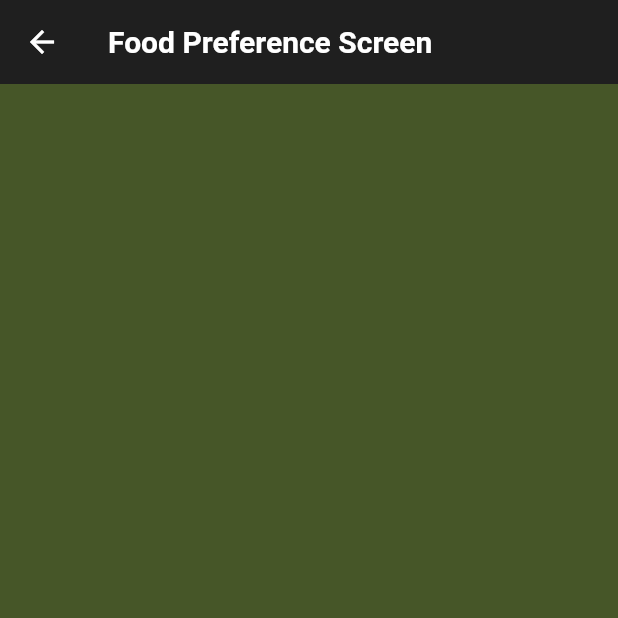
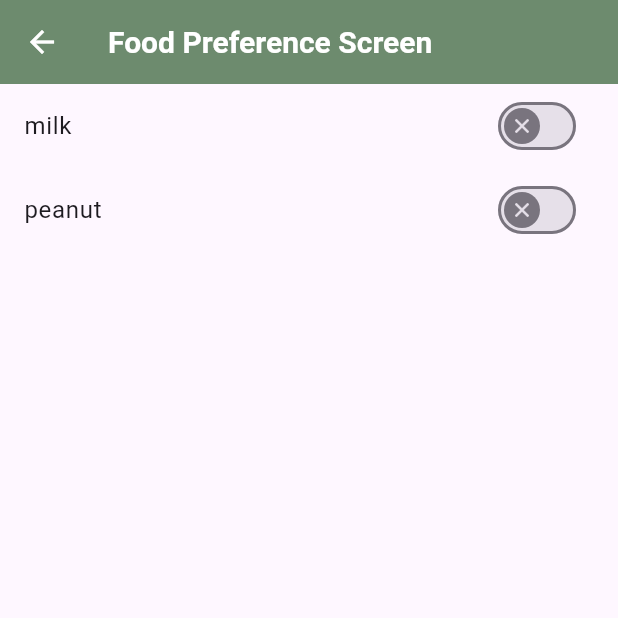
Before and after one commit to bismus-le-sha/ingredients_scanner, a Flutter app: the screen it shows after launch, after a tap on "Food Preference", on a phone screen of 412 x 824 dp, the top half of it. Run offline on Flutter 3.47's test engine with Material 3 defaults, Android fonts, the light colour scheme and no system bars; our stand-ins replace auto_route, bloc, curved_navigation_bar, equatable, get_it, talker_flutter; missing offline and left inert: talker_bloc_logger; statements that could not run were skipped.

Commit message:
add images and switcher

```diff
--- a/lib/ingredients_scanner_app.dart
+++ b/lib/ingredients_scanner_app.dart
@@ -18,7 +18,7 @@ class _IngredientsSannerAppState extends State<IngredientsSannerApp> {
   Widget build(BuildContext context) {
     return MaterialApp.router(
       title: 'Ingredients Scanner',
-      theme: darkTheme,
+      theme: mainTheme,
       routerConfig: _appRouter.config(
         navigatorObservers: () => [
           TalkerRouteObserver(GetIt.I<Talker>()),
--- a/lib/pages/bottom_nav_page.dart
+++ b/lib/pages/bottom_nav_page.dart
@@ -14,21 +14,25 @@ class BottomNavPage extends StatefulWidget {
 class _BottomNavPageState extends State<BottomNavPage> {
   final items = const [
     Icon(
-      Icons.person,
+      Icons.menu,
       size: 30,
+      color: Colors.white,
     ),
     Icon(
       Icons.home,
       size: 30,
+      color: Colors.white,
     ),
     Icon(
       Icons.qr_code_scanner,
       size: 30,
+      color: Colors.white,
     ),
   ];
 
   @override
   Widget build(BuildContext context) {
+    final theme = Theme.of(context);
     return AutoTabsRouter.pageView(
       routes: const [
         UserMenuRoute(),
@@ -38,16 +42,14 @@ class _BottomNavPageState extends State<BottomNavPage> {
       builder: (context, child, _) {
         final tabsRouter = AutoTabsRouter.of(context);
         return Scaffold(
-          appBar: AppBar(
-              title: Text(context.topRoute.name),
-              leading: const AutoLeadingButton()),
           body: child,
           bottomNavigationBar: CurvedNavigationBar(
             index: tabsRouter.activeIndex,
             onTap: tabsRouter.setActiveIndex,
             items: items,
             height: 70,
-            backgroundColor: Colors.transparent,
+            backgroundColor: Colors.white,
+            color: const Color(0xFF6D8B6E),
             animationDuration: const Duration(milliseconds: 300),
           ),
         );
--- a/lib/pages/food_preference_screen/bloc/food_preference_screen_bloc.dart
+++ b/lib/pages/food_preference_screen/bloc/food_preference_screen_bloc.dart
@@ -1,4 +1,3 @@
-import 'dart:async';
 
 import 'package:bloc/bloc.dart';
 import 'package:equatable/equatable.dart';
--- a/lib/pages/food_preference_screen/view/food_preference_screen.dart
+++ b/lib/pages/food_preference_screen/view/food_preference_screen.dart
@@ -2,6 +2,7 @@ import 'package:auto_route/annotations.dart';
 import 'package:auto_route/auto_route.dart';
 import 'package:flutter/material.dart';
 import 'package:ingredients_scanner/pages/food_preference_screen/bloc/food_preference_screen_bloc.dart';
+import 'package:ingredients_scanner/widgets/lable_switcher.dart';
 
 @RoutePage()
 class FoodPreferenceScreen extends StatefulWidget {
@@ -25,6 +26,16 @@ class _FoodPreferenceScreenState extends State<FoodPreferenceScreen> {
       appBar: AppBar(
         title: const Text('Food Preference Screen'),
       ),
+      body: ListView(
+        children: const [
+          LableSwitcher(
+            lable: 'milk',
+          ),
+          LableSwitcher(
+            lable: 'peanut',
+          ),
+        ],
+      ),
     );
   }
 }
--- a/lib/pages/user_menu_screen/view/user_menu_screen.dart
+++ b/lib/pages/user_menu_screen/view/user_menu_screen.dart
@@ -69,15 +69,24 @@ class _UserMenuScreenState extends State<UserMenuScreen> {
     final theme = Theme.of(context);
     // final UserParams userParams = context.watch<UserParams>();
     return Scaffold(
-      body: Center(
+      body: SafeArea(
         child: Column(
-          mainAxisAlignment: MainAxisAlignment.center,
+          mainAxisAlignment: MainAxisAlignment.start,
           children: [
+            Image.asset(
+              'assets/images/head_page.jpg',
+              width: double.infinity,
+              height: 350,
+              fit: BoxFit.cover,
+            ),
             TextButton(
-                onPressed: () {
-                  AutoRouter.of(context).push(const ProfileRoute());
-                },
-                child: const Text('Profil')),
+              onPressed: () {
+                AutoRouter.of(context).push(const ProfileRoute());
+              },
+              child: const Text(
+                'Profil',
+              ),
+            ),
             TextButton(
                 onPressed: () {
                   AutoRouter.of(context).push(const FoodPreferenceRoute());
--- a/lib/router/router.dart
+++ b/lib/router/router.dart
@@ -1,7 +1,8 @@
 import 'package:auto_route/auto_route.dart';
 import 'package:ingredients_scanner/pages/bottom_nav_page.dart';
 import '../pages/food_preference_screen/view/food_preference_screen.dart';
-import '../pages/hello_screen/view/home_screen.dart';
+
+import '../pages/home_screen/view/home_screen.dart';
 import '../pages/profile_screen/view/profile_screen.dart';
 import '../pages/scanner_screen/view/scanner_screen.dart';
 import '../pages/settings_screen/view/settings_screen.dart';
--- a/lib/theme/theme.dart
+++ b/lib/theme/theme.dart
@@ -1,33 +1,36 @@
 import 'package:flutter/material.dart';
 
-final darkTheme = ThemeData(
-  scaffoldBackgroundColor: const Color.fromRGBO(70, 86, 40, 1),
-  primarySwatch: Colors.yellow,
-  dividerColor: Colors.white24,
+final mainTheme = ThemeData(
   appBarTheme: const AppBarTheme(
     iconTheme: IconThemeData(color: Colors.white),
     elevation: 0,
-    backgroundColor: Color.fromARGB(255, 31, 31, 31),
+    backgroundColor: Color(0xFF6D8B6E),
     titleTextStyle: TextStyle(
       color: Colors.white,
       fontSize: 20,
       fontWeight: FontWeight.w700,
     ),
   ),
+  buttonTheme: const ButtonThemeData(
+    textTheme: ButtonTextTheme.normal,
+  ),
+  textButtonTheme: TextButtonThemeData(
+    style: TextButton.styleFrom(foregroundColor: Colors.black),
+  ),
   listTileTheme: const ListTileThemeData(iconColor: Colors.white),
-  textTheme: TextTheme(
-    bodyMedium: const TextStyle(
-      color: Colors.white,
+  textTheme: const TextTheme(
+    bodyMedium: TextStyle(
+      color: Colors.black,
       fontWeight: FontWeight.w500,
       fontSize: 20,
     ),
     labelSmall: TextStyle(
-      color: Colors.white.withOpacity(0.6),
+      color: Colors.black,
       fontWeight: FontWeight.w700,
       fontSize: 14,
     ),
-    headlineMedium: const TextStyle(
-      color: Colors.white,
+    headlineMedium: TextStyle(
+      color: Colors.black,
       fontWeight: FontWeight.w500,
       fontSize: 24,
     ),
--- /dev/null
+++ b/lib/widgets/lable_switcher.dart
@@ -0,0 +1,38 @@
+import 'package:flutter/material.dart';
+
+class LableSwitcher extends StatefulWidget {
+  final String lable;
+  const LableSwitcher({super.key, required this.lable});
+
+  @override
+  State<LableSwitcher> createState() => _LableSwitcherState();
+}
+
+class _LableSwitcherState extends State<LableSwitcher> {
+  bool isSelected = false;
+
+  void toggleSwitch(bool value) {
+    setState(() {
+      isSelected = !isSelected;
+    });
+  }
+
+  final MaterialStateProperty<Icon?> thumbIcon =
+      MaterialStateProperty.resolveWith<Icon?>(
+    (Set<MaterialState> states) {
+      if (states.contains(MaterialState.selected)) {
+        return const Icon(Icons.check);
+      }
+      return const Icon(Icons.close);
+    },
+  );
+
+  @override
+  Widget build(BuildContext context) {
+    return ListTile(
+      title: Text(widget.lable),
+      trailing: Switch(
+          thumbIcon: thumbIcon, value: isSelected, onChanged: toggleSwitch),
+    );
+  }
+}
--- a/pubspec.yaml
+++ b/pubspec.yaml
@@ -18,6 +18,7 @@ dependencies:
   flutter:
     sdk: flutter
   get_it: ^7.6.4
+  google_fonts: ^6.1.0
   hive: ^2.2.3
   hive_generator: ^2.0.1
   talker_bloc_logger: ^2.3.2
@@ -30,3 +31,6 @@ dev_dependencies:
 
 flutter:
   uses-material-design: true
+
+  assets:
+    - assets/images/
```
Also changed, not shown: assets/images/2.jpg (added), assets/images/3.jpg (added), assets/images/head_page.jpg (added), lib/pages/home_screen/bloc/hello_screen_bloc.dart (renamed from lib/pages/hello_screen/bloc/hello_screen_bloc.dart), lib/pages/home_screen/bloc/hello_screen_event.dart (renamed from lib/pages/hello_screen/bloc/hello_screen_event.dart), lib/pages/home_screen/bloc/hello_screen_state.dart (renamed from lib/pages/hello_screen/bloc/hello_screen_state.dart), lib/pages/home_screen/view/home_screen.dart (renamed from lib/pages/hello_screen/view/home_screen.dart), pubspec.lock.
